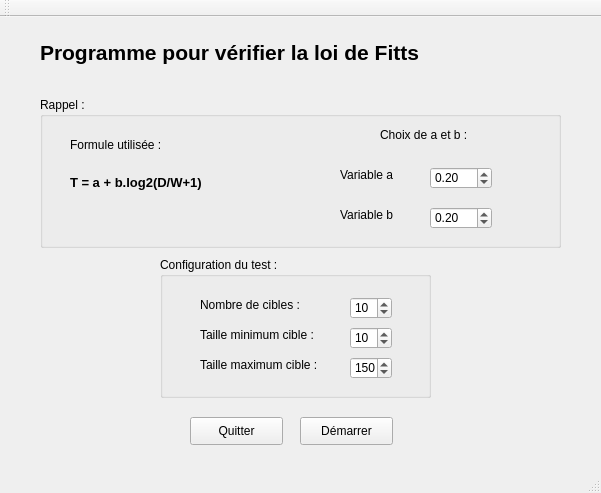
First picture: the form in mainwindow.ui, repository ajarno/GL40-Fitts, before the edit.
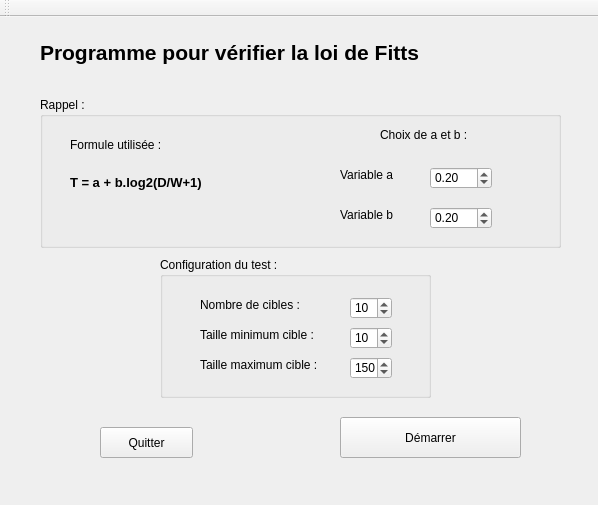
Second picture: the form after the edit.

The edit to the form file:
```diff
--- a/mainwindow.ui
+++ b/mainwindow.ui
@@ -6,14 +6,17 @@
    <rect>
     <x>0</x>
     <y>0</y>
-    <width>601</width>
-    <height>493</height>
+    <width>598</width>
+    <height>505</height>
    </rect>
   </property>
   <property name="windowTitle">
    <string>MainWindow</string>
   </property>
   <widget class="QWidget" name="centralWidget">
+   <property name="enabled">
+    <bool>true</bool>
+   </property>
    <widget class="QLabel" name="label_titre">
     <property name="geometry">
      <rect>
@@ -267,10 +270,10 @@
    <widget class="QPushButton" name="pushButton_quitter">
     <property name="geometry">
      <rect>
-      <x>190</x>
-      <y>400</y>
+      <x>100</x>
+      <y>410</y>
       <width>93</width>
-      <height>28</height>
+      <height>31</height>
      </rect>
     </property>
     <property name="text">
@@ -280,10 +283,10 @@
    <widget class="QPushButton" name="pushButton_demarrer">
     <property name="geometry">
      <rect>
-      <x>300</x>
+      <x>340</x>
       <y>400</y>
-      <width>93</width>
-      <height>28</height>
+      <width>181</width>
+      <height>41</height>
      </rect>
     </property>
     <property name="cursor">
@@ -305,6 +308,9 @@
    </property>
   </widget>
   <widget class="QToolBar" name="mainToolBar">
+   <property name="enabled">
+    <bool>true</bool>
+   </property>
    <attribute name="toolBarArea">
     <enum>TopToolBarArea</enum>
    </attribute>
@@ -312,7 +318,11 @@
     <bool>false</bool>
    </attribute>
   </widget>
-  <widget class="QStatusBar" name="statusBar"/>
+  <widget class="QStatusBar" name="statusBar">
+   <property name="sizeGripEnabled">
+    <bool>false</bool>
+   </property>
+  </widget>
  </widget>
  <layoutdefault spacing="6" margin="11"/>
  <resources/>
```
Left out of the diff: 14 changed lines with no effect on the pictures.
